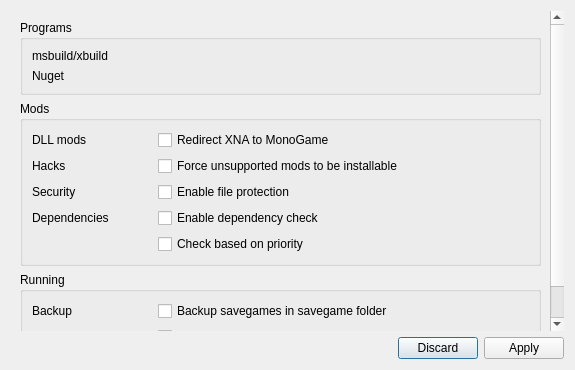
This is src/globalsettingsdialog.ui in kriana/SilVerPLuM as Qt 5 draws it before an edit. The edited form follows.
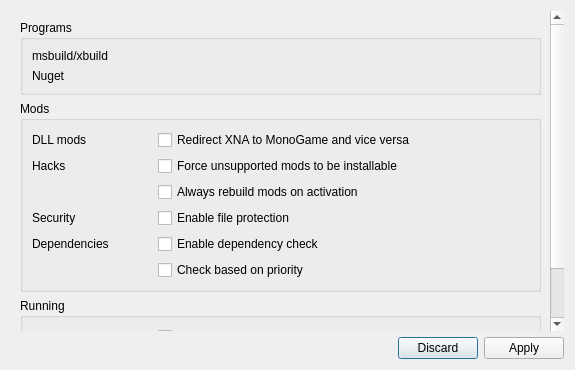
This is the edited form. Custom widgets are drawn as their Qt base class.

Commit message: + XNA/MonoGame wrapper for DLL Pipeline * DLL pipeline new correctly backups / restores + Profile import & export

Patch:
```diff
--- a/src/globalsettingsdialog.ui
+++ b/src/globalsettingsdialog.ui
@@ -34,7 +34,7 @@
         <x>0</x>
         <y>0</y>
         <width>543</width>
-        <height>382</height>
+        <height>410</height>
        </rect>
       </property>
       <layout class="QVBoxLayout" name="verticalLayout_2">
@@ -115,7 +115,7 @@
           <item row="0" column="1">
            <widget class="QCheckBox" name="modsRedirectXNA">
             <property name="text">
-             <string>Redirect XNA to MonoGame</string>
+             <string>Redirect XNA to MonoGame and vice versa</string>
             </property>
            </widget>
           </item>
@@ -139,7 +139,7 @@
             </property>
            </widget>
           </item>
-          <item row="2" column="0">
+          <item row="3" column="0">
            <widget class="QLabel" name="label_6">
             <property name="minimumSize">
              <size>
@@ -152,7 +152,7 @@
             </property>
            </widget>
           </item>
-          <item row="2" column="1">
+          <item row="3" column="1">
            <widget class="QCheckBox" name="modsEnableFileGuard">
             <property name="toolTip">
              <string>Enables checking for paths that may break out of the game or profile directories. Also protects all game files except in Content and modded directories.</string>
@@ -162,7 +162,7 @@
             </property>
            </widget>
           </item>
-          <item row="3" column="0">
+          <item row="4" column="0">
            <widget class="QLabel" name="label_7">
             <property name="minimumSize">
              <size>
@@ -175,20 +175,27 @@
             </property>
            </widget>
           </item>
-          <item row="3" column="1">
+          <item row="4" column="1">
            <widget class="QCheckBox" name="modEnableDepCheck">
             <property name="text">
              <string>Enable dependency check</string>
             </property>
            </widget>
           </item>
-          <item row="4" column="1">
+          <item row="5" column="1">
            <widget class="QCheckBox" name="modDepCheckPriorityAware">
             <property name="text">
              <string>Check based on priority</string>
             </property>
            </widget>
           </item>
+          <item row="2" column="1">
+           <widget class="QCheckBox" name="modDisablePrimeCache">
+            <property name="text">
+             <string>Always rebuild mods on activation</string>
+            </property>
+           </widget>
+          </item>
          </layout>
         </widget>
        </item>
```
The commit also changes 20 other files.
